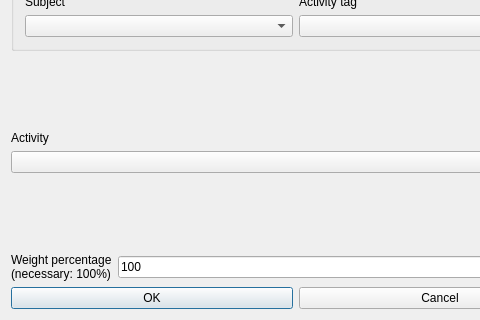
Old version of the form fet/src/interface/modifyconstraintactivityendsstudentsdayform_template.ui in the repository vonmecheln/fet; both pictures show x 0 to 480 and y 95 to 415 of the 592 by 415 pixel window.
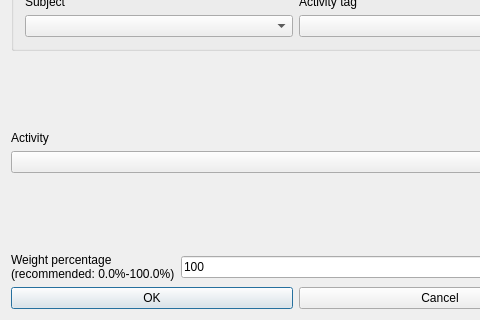
New version of the form.

Diff of the .ui file:
```diff
--- a/fet/src/interface/modifyconstraintactivityendsstudentsdayform_template.ui
+++ b/fet/src/interface/modifyconstraintactivityendsstudentsdayform_template.ui
@@ -152,7 +152,7 @@
        </property>
        <property name="text">
         <string>Weight percentage
-(necessary: 100%)</string>
+(recommended: 0.0%-100.0%)</string>
        </property>
        <property name="wordWrap">
         <bool>false</bool>
```
